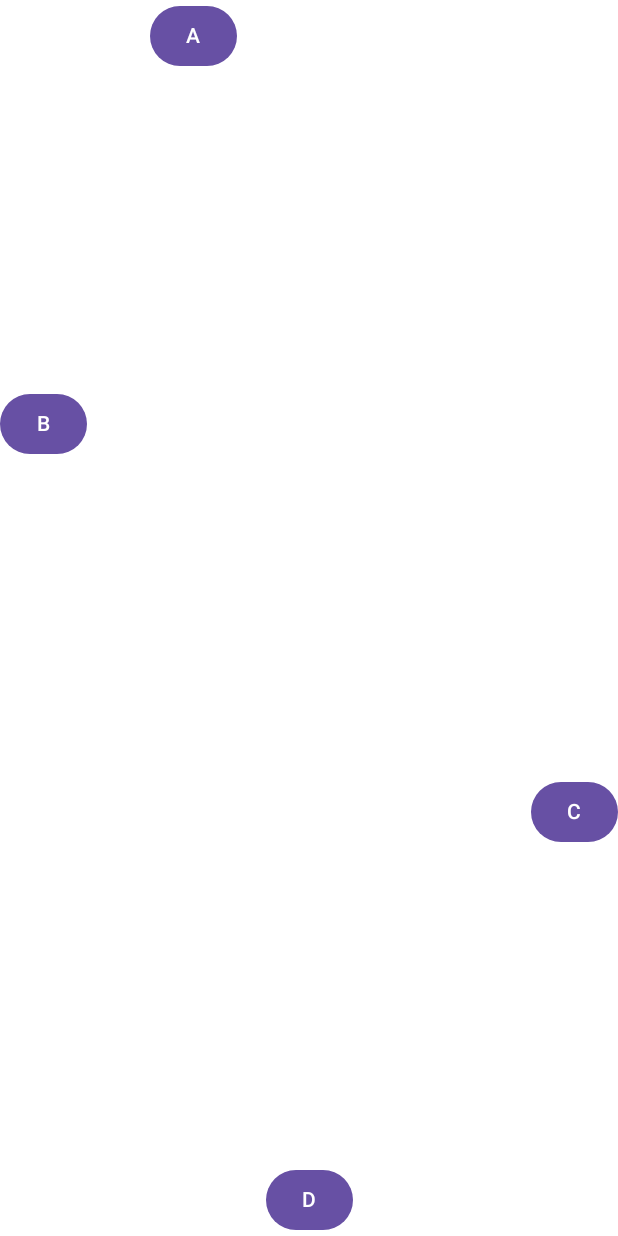
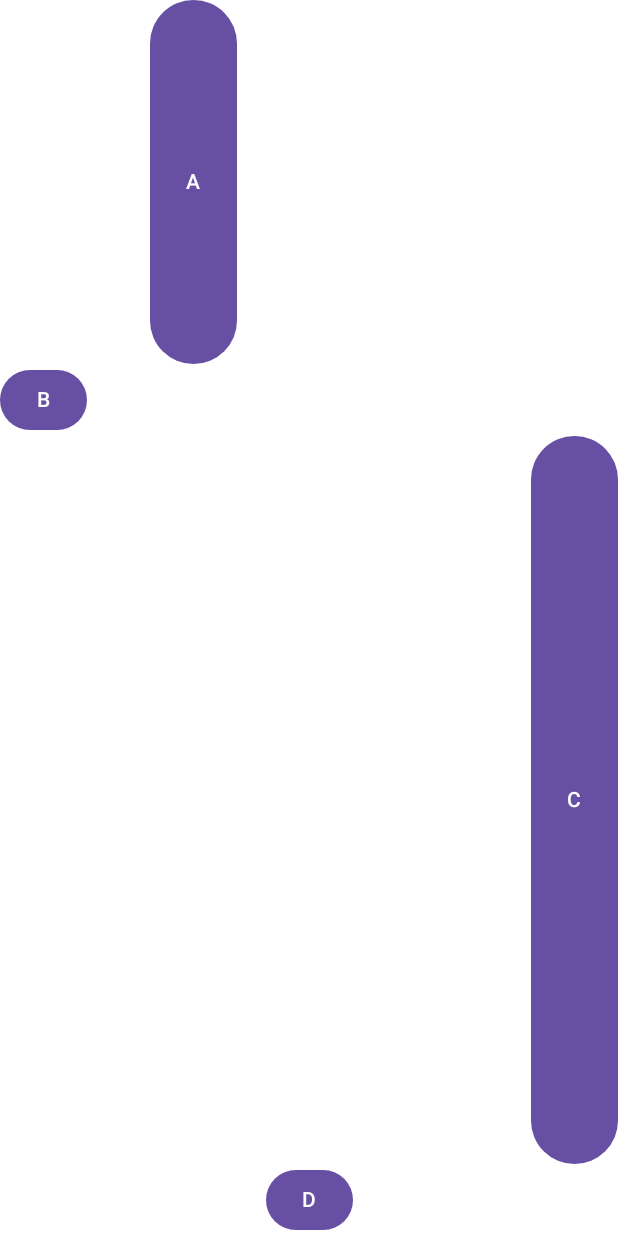
Before and after one commit to CarlosCG2000/androidEsquema, an Android app built with Jetpack Compose: the @Preview function LinearLayoutVericalPreview, on a phone screen of 412 x 824 dp. Run offline under Robolectric (Android 15) with nearby library versions, the phone set to English and light mode, and no system bars.

Commit message:
fin 2 clase

```diff
--- /dev/null
+++ b/proyectos/02_layouts/app/src/main/java/es/upsa/layouts/screens/Ejer1.kt
@@ -0,0 +1,6 @@
+package es.upsa.layouts.screens
+
+import androidx.compose.runtime.Composable
+
+
+@Composable
--- a/proyectos/02_layouts/app/src/main/java/es/upsa/layouts/screens/LinearLayout.kt
+++ b/proyectos/02_layouts/app/src/main/java/es/upsa/layouts/screens/LinearLayout.kt
@@ -24,12 +24,13 @@ fun LinearLayoutVertical(){
     Column( modifier = Modifier.fillMaxSize()
                     .background(Color.White),
         // horizontalAlignment = Alignment.End,
-        verticalArrangement = Arrangement.SpaceBetween // espacio sobrante otras: .spacedBy(50.dp), SpaceRound, SpaceEvenly
+        // verticalArrangement = Arrangement.SpaceBetween // espacio sobrante otras: .spacedBy(50.dp), SpaceRound, SpaceEvenly
 
     ) {
         Button(
             onClick = {},
             modifier = Modifier.padding(start = 100.dp)
+                .weight(0.5f)
 
         ) { Text("A") }
 
@@ -41,7 +42,7 @@ fun LinearLayoutVertical(){
         Button(
             onClick = {},
             modifier = Modifier.align(Alignment.End)
-
+                                        .weight(1f)
         ) { Text("C") }
 
         Button(
--- a/proyectos/02_layouts/app/src/main/res/layout/linear_layout.xml
+++ b/proyectos/02_layouts/app/src/main/res/layout/linear_layout.xml
@@ -13,7 +13,7 @@
 
         android:layout_width="wrap_content"
         android:layout_height="wrap_content"
-        android:layout_weight=".5"
+        android:layout_weight="1"
     />
 
     <Button
@@ -25,7 +25,7 @@
 
         android:layout_width="wrap_content"
         android:layout_height="wrap_content"
-        android:layout_weight=".5"
+        android:layout_weight="1"
     />
 
     <Button
```
Also changed, not shown: 1 other file.
